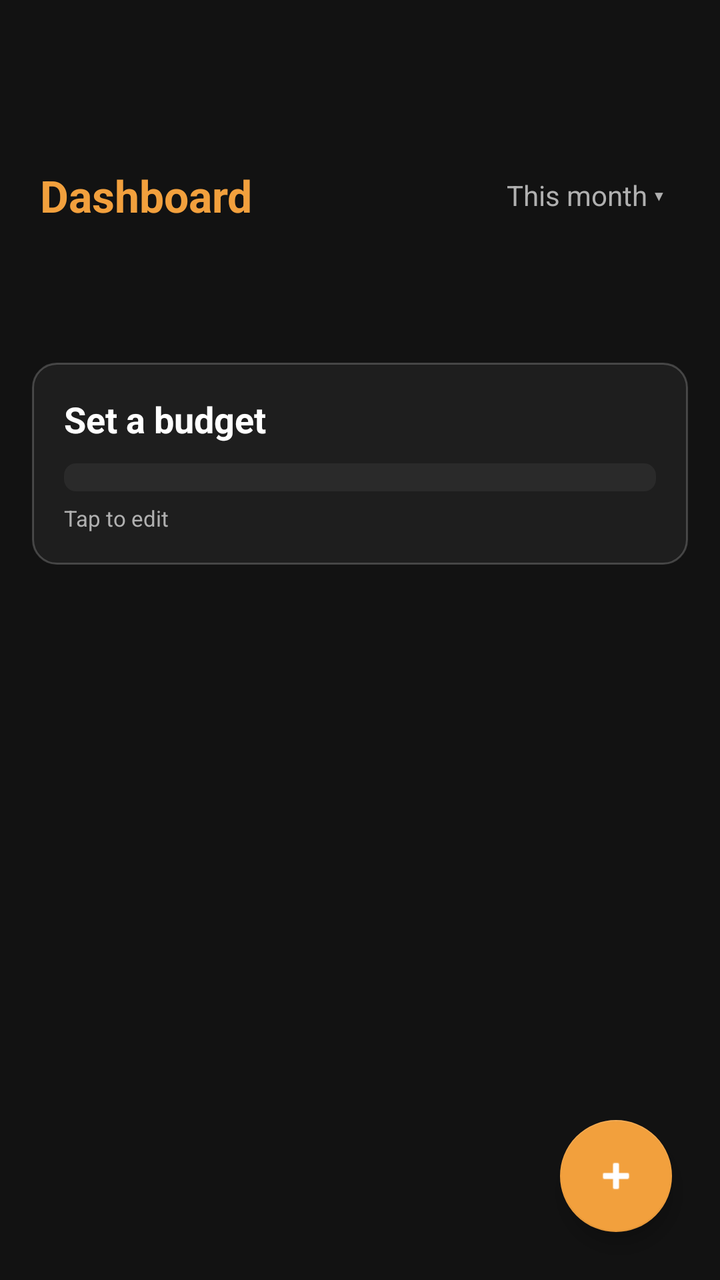
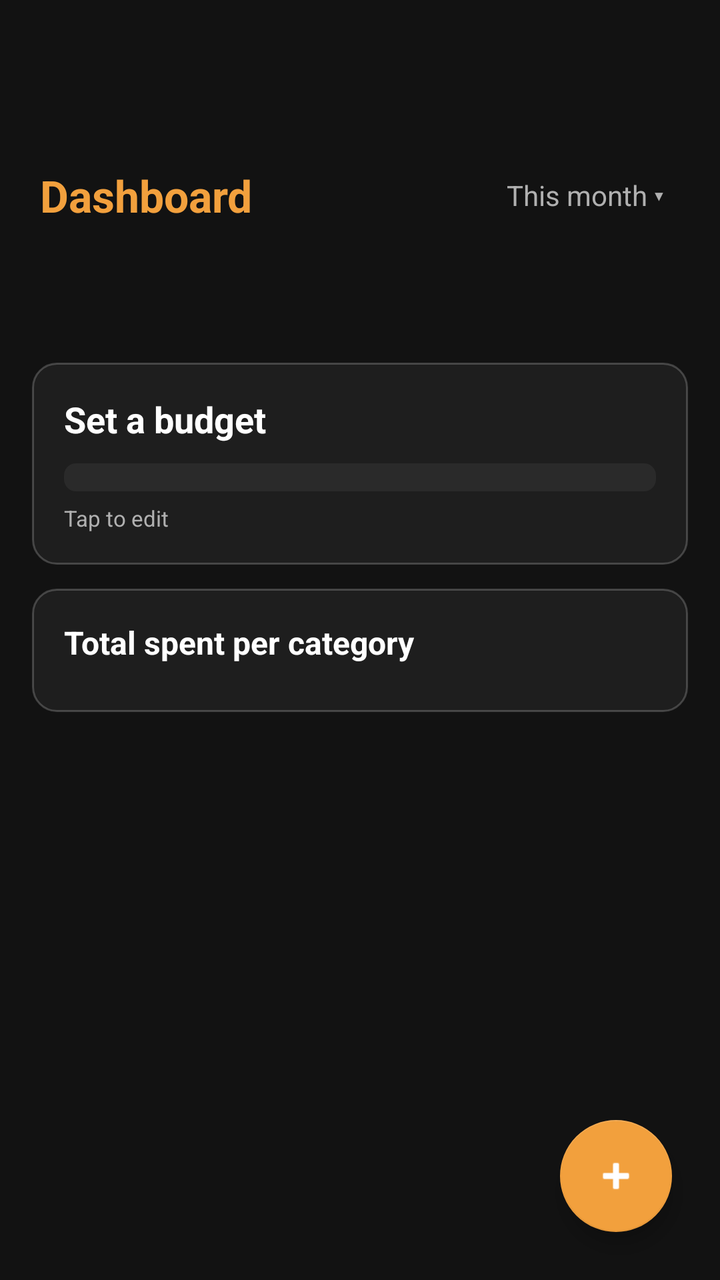

The first picture is an Android layout as it rendered before a commit; the second is the same layout after the commit. The layout source and the unified diff follow.
<!-- AndroidManifest.xml: application theme Theme.Tamatoa -->
<!-- res/layout/fragment_dashboard.xml -->
<?xml version="1.0" encoding="utf-8"?>
<androidx.constraintlayout.widget.ConstraintLayout
    xmlns:android="http://schemas.android.com/apk/res/android"
    xmlns:app="http://schemas.android.com/apk/res-auto"
    android:layout_width="match_parent"
    android:layout_height="match_parent"
    android:background="@color/bg_app">

    
    <LinearLayout
        android:id="@+id/header"
        android:layout_width="match_parent"
        android:layout_height="wrap_content"
        android:orientation="horizontal"
        android:gravity="center_vertical"
        android:paddingTop="80dp"
        android:paddingBottom="50dp"
        android:paddingLeft="20dp"
        android:paddingRight="20dp"
        app:layout_constraintTop_toTopOf="parent">

        <TextView
            android:layout_width="0dp"
            android:layout_height="wrap_content"
            android:layout_weight="1"
            android:text="Dashboard"
            android:textColor="@color/accent_dashboard"
            android:textSize="22sp"
            android:textStyle="bold"/>

        
        <TextView
            android:id="@+id/periodLabel"
            android:layout_width="wrap_content"
            android:layout_height="wrap_content"
            android:text="This month ▾"
            android:textColor="@color/text_secondary"
            android:textSize="14sp"
            android:padding="8dp"
            android:background="?attr/selectableItemBackground"/>
    </LinearLayout>

    
    <LinearLayout
        android:id="@+id/budgetCard"
        android:layout_width="match_parent"
        android:layout_height="wrap_content"
        android:orientation="vertical"
        android:padding="16dp"
        android:layout_margin="16dp"
        android:background="@drawable/card_br"
        android:clickable="true"
        android:focusable="true"
        app:layout_constraintTop_toBottomOf="@id/header">

        <LinearLayout
            android:layout_width="match_parent"
            android:layout_height="wrap_content"
            android:orientation="horizontal"
            android:gravity="center_vertical">

            <TextView
                android:id="@+id/budgetSummary"
                android:layout_width="0dp"
                android:layout_height="wrap_content"
                android:layout_weight="1"
                android:text="Set a budget"
                android:textColor="@color/text_primary"
                android:textSize="18sp"
                android:textStyle="bold"/>

            <TextView
                android:id="@+id/budgetPercent"
                android:layout_width="wrap_content"
                android:layout_height="wrap_content"
                android:textColor="@color/text_secondary"
                android:textSize="14sp"/>
        </LinearLayout>

        <ProgressBar
            android:id="@+id/budgetProgress"
            style="?android:attr/progressBarStyleHorizontal"
            android:layout_width="match_parent"
            android:layout_height="14dp"
            android:layout_marginTop="10dp"
            android:max="100"
            android:progress="0"
            android:progressDrawable="@drawable/progress_bar"/>

        <TextView
            android:id="@+id/budgetMinSave"
            android:layout_width="wrap_content"
            android:layout_height="wrap_content"
            android:textColor="@color/text_secondary"
            android:textSize="12sp"
            android:layout_marginTop="8dp"
            android:visibility="gone"/>

        <TextView
            android:layout_width="wrap_content"
            android:layout_height="wrap_content"
            android:text="Tap to edit"
            android:textColor="@color/text_secondary"
            android:textSize="11sp"
            android:layout_marginTop="6dp"/>
    </LinearLayout>

    
    <com.google.android.material.floatingactionbutton.FloatingActionButton
        android:id="@+id/addExpense"
        android:layout_width="wrap_content"
        android:layout_height="wrap_content"
        android:layout_margin="24dp"
        android:contentDescription="Add expense"
        android:src="@android:drawable/ic_input_add"
        app:backgroundTint="@color/accent_dashboard"
        app:tint="@color/text_primary"
        app:layout_constraintBottom_toBottomOf="parent"
        app:layout_constraintEnd_toEndOf="parent"/>

</androidx.constraintlayout.widget.ConstraintLayout>
<!-- resources referenced by this layout -->
<resources>
  <color name="accent_dashboard">#F2A03D</color>
  <color name="bg_app">#121212</color>
  <color name="text_primary">#FFFFFF</color>
  <color name="text_secondary">#B0B0B0</color>
  <!-- drawable card_br (drawable) -->
  <?xml version="1.0" encoding="utf-8"?>
  <shape xmlns:android="http://schemas.android.com/apk/res/android"
      android:shape="rectangle">
      <solid android:color="@color/bg_card"/>
      <stroke android:width="1dp" android:color="#33FFFFFF"/>
      <corners android:radius="12dp"/>
  </shape>
  <!-- drawable progress_bar (drawable) -->
  <?xml version="1.0" encoding="utf-8"?>
  <layer-list xmlns:android="http://schemas.android.com/apk/res/android">
  
      
      <item android:id="@android:id/background">
          <shape android:shape="rectangle">
              <corners android:radius="6dp"/>
              <solid android:color="@color/bg_elevated"/>
          </shape>
      </item>
  
      
      <item android:id="@android:id/progress">
          <clip>
              <shape android:shape="rectangle">
                  <corners android:radius="6dp"/>
                  <solid android:color="@color/progress_ok"/>
              </shape>
          </clip>
      </item>
  </layer-list>
  <style name="Theme.Tamatoa" parent="Theme.MaterialComponents.DayNight.NoActionBar">
          <item name="colorPrimary">@color/accent_dashboard</item>
          <item name="colorOnPrimary">@color/text_primary</item>
          <item name="android:statusBarColor">@color/bg_app</item>
          <item name="android:windowBackground">@color/bg_app</item>
          <item name="android:windowLightStatusBar">false</item>
      </style>
  <color name="bg_card">#1E1E1E</color>
  <color name="bg_elevated">#2A2A2A</color>
  <color name="progress_ok">#3DBE6F</color>
</resources>

<!-- the commit's change to res/layout/fragment_dashboard.xml (unified diff, before → after) -->
@@ -47,7 +47,9 @@
         android:layout_height="wrap_content"
         android:orientation="vertical"
         android:padding="16dp"
-        android:layout_margin="16dp"
+        android:layout_marginHorizontal="16dp"
+        android:layout_marginTop="16dp"
+        android:layout_marginBottom="0dp"
         android:background="@drawable/card_br"
         android:clickable="true"
         android:focusable="true"
@@ -106,6 +108,46 @@
     </LinearLayout>
 
     
+    <LinearLayout
+        android:id="@+id/totalsCard"
+        android:layout_width="match_parent"
+        android:layout_height="wrap_content"
+        android:orientation="vertical"
+        android:padding="16dp"
+        android:layout_marginTop="12dp"
+        android:layout_marginHorizontal="16dp"
+        android:layout_marginBottom="16dp"
+        android:background="@drawable/card_br"
+        app:layout_constraintTop_toBottomOf="@id/budgetCard">
+
+        <TextView
+            android:layout_width="wrap_content"
+            android:layout_height="wrap_content"
+            android:text="Total spent per category"
+            android:textColor="@color/text_primary"
+            android:textSize="16sp"
+            android:textStyle="bold"
+            android:layout_marginBottom="8dp"/>
+
+        <TextView
+            android:id="@+id/totalsEmpty"
+            android:layout_width="match_parent"
+            android:layout_height="wrap_content"
+            android:text="Nothing spent in this period"
+            android:textColor="@color/text_secondary"
+            android:textSize="14sp"
+            android:gravity="center"
+            android:padding="24dp"
+            android:visibility="gone"/>
+
+        <androidx.recyclerview.widget.RecyclerView
+            android:id="@+id/totalsRecycler"
+            android:layout_width="match_parent"
+            android:layout_height="wrap_content"
+            android:clipToPadding="false" />
+    </LinearLayout>
+
+    
     <com.google.android.material.floatingactionbutton.FloatingActionButton
         android:id="@+id/addExpense"
         android:layout_width="wrap_content"
